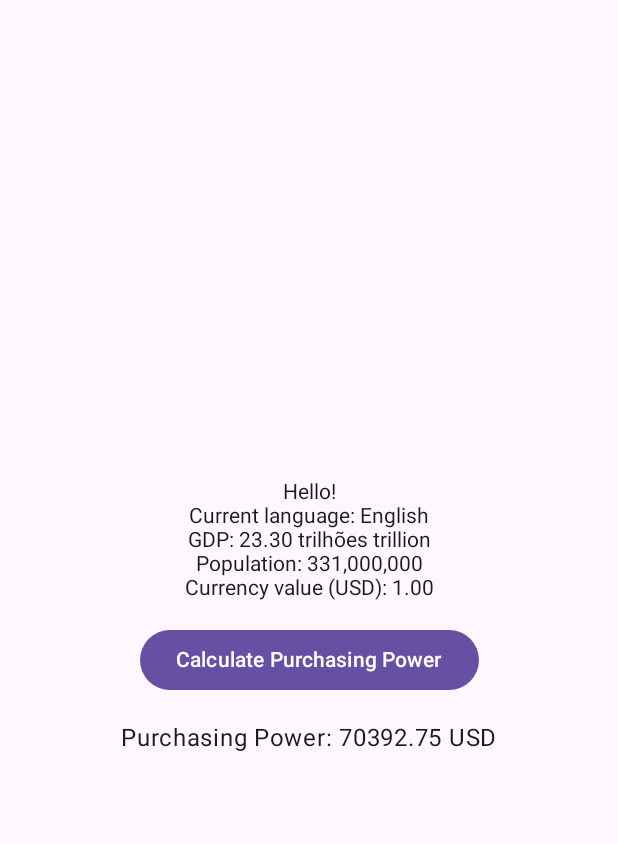
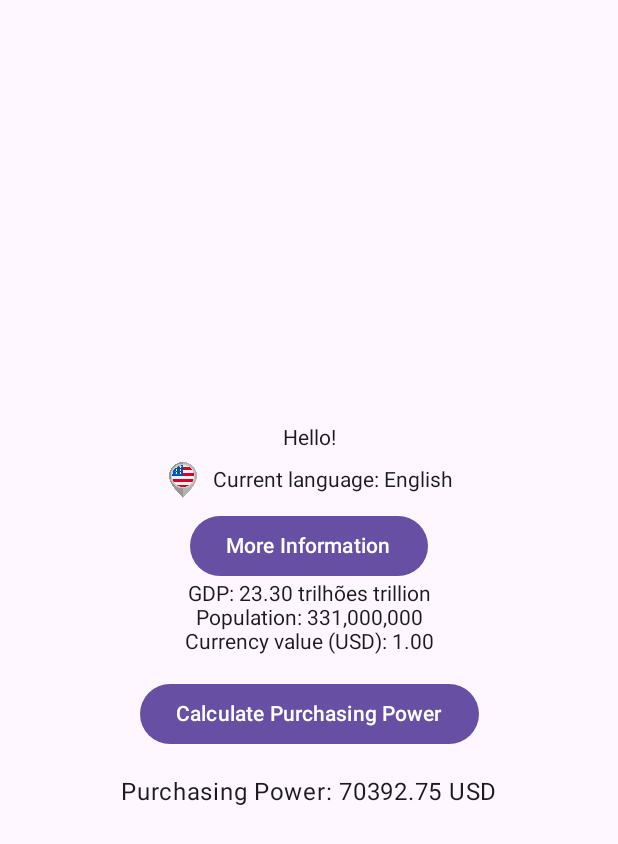
Before and after one commit to raphael-santosz/MiniActivity3, an Android app built with Jetpack Compose: the MainActivity screen opened directly, with no data from a screen before it, after a tap on "Calculate Purchasing Power", on a phone screen of 412 x 824 dp. Shown: the top 844 px of the screen. Run offline under Robolectric (Android 15) with nearby library versions, the phone set to English and light mode, and no system bars; 1 other tap on this screen came first.

Commit message:
images added

```diff
--- a/app/src/main/java/com/example/myapplication3/ui/MainScreen.kt
+++ b/app/src/main/java/com/example/myapplication3/ui/MainScreen.kt
@@ -1,19 +1,23 @@
 package com.example.myapplication3.ui
 
-import android.content.Context
 import androidx.compose.runtime.*
 import androidx.compose.foundation.layout.*
 import androidx.compose.material3.*
-import androidx.compose.runtime.Composable
 import androidx.compose.ui.Alignment
 import androidx.compose.ui.Modifier
+import androidx.compose.ui.res.painterResource
 import androidx.compose.ui.res.stringResource
 import androidx.compose.ui.unit.dp
 import androidx.lifecycle.viewmodel.compose.viewModel
 import com.example.myapplication3.R
 import com.example.myapplication3.viewmodel.MainViewModel
-import android.util.Log
-import java.util.*
+import android.content.Context
+import android.content.Intent
+import android.content.IntentFilter
+import androidx.compose.runtime.DisposableEffect
+import com.example.myapplication3.viewmodel.LocaleChangeReceiver
+import androidx.compose.foundation.Image
+
 
 @Composable
 fun MainScreen(viewModel: MainViewModel = viewModel(), context: Context) {
@@ -21,12 +25,24 @@ fun MainScreen(viewModel: MainViewModel = viewModel(), context: Context) {
     var population by remember { mutableStateOf("") }
     var currencyValue by remember { mutableStateOf("") }
     var poderDeCompra by remember { mutableStateOf("") }
+    var showDetails by remember { mutableStateOf(false) }
 
-    LaunchedEffect(viewModel.currentLanguage) {
-        gdp = viewModel.getGDP()
-        population = viewModel.getPopulation()
-        currencyValue = viewModel.getCurrencyValue()
-        poderDeCompra = viewModel.getAdjustedPurchasingPower()
+    // Detectar mudanças de idioma
+    DisposableEffect(Unit) {
+        val receiver = LocaleChangeReceiver {
+            viewModel.updateLanguage()
+            gdp = ""
+            population = ""
+            currencyValue = ""
+            poderDeCompra = ""
+        }
+
+        val intentFilter = IntentFilter(Intent.ACTION_LOCALE_CHANGED)
+        context.registerReceiver(receiver, intentFilter)
+
+        onDispose {
+            context.unregisterReceiver(receiver)
+        }
     }
 
     Scaffold(modifier = Modifier.fillMaxSize()) { padding ->
@@ -39,13 +55,44 @@ fun MainScreen(viewModel: MainViewModel = viewModel(), context: Context) {
             horizontalAlignment = Alignment.CenterHorizontally
         ) {
             Text(text = stringResource(id = R.string.greeting))
-            Text(text = stringResource(id = R.string.current_language))
-            Text(text = stringResource(id = R.string.gdp, gdp))
-            Text(text = stringResource(id = R.string.population, population))
-            Text(text = stringResource(id = R.string.currency_value, currencyValue))
+
+            // Exibe idioma atual com ícone ao lado
+            Row(
+                verticalAlignment = Alignment.CenterVertically,
+                horizontalArrangement = Arrangement.Center,
+                modifier = Modifier.padding(8.dp)
+            ) {
+                Image(
+                    painter = painterResource(id = viewModel.getCountryIconResource()),
+                    contentDescription = stringResource(id = R.string.country_flag),
+                    modifier = Modifier.size(24.dp)
+                )
+                Spacer(modifier = Modifier.width(8.dp))
+                Text(text = stringResource(id = R.string.current_language))
+            }
+
+            // Botão "Mais informações"
+            Button(onClick = {
+                showDetails = !showDetails
+                if (showDetails) {  // Adiciona esta parte para preencher as variáveis ao clicar
+                    gdp = viewModel.getGDP()
+                    population = viewModel.getPopulation()
+                    currencyValue = viewModel.getCurrencyValue()
+                }
+            }) {
+                Text(text = stringResource(id = R.string.more_info))
+            }
+
+            // Exibe as informações apenas após clicar em "Mais informações"
+            if (showDetails) {
+                Text(text = stringResource(id = R.string.gdp, gdp))
+                Text(text = stringResource(id = R.string.population, population))
+                Text(text = stringResource(id = R.string.currency_value, currencyValue))
+            }
 
             Spacer(modifier = Modifier.height(16.dp))
 
+            // Botão para calcular o poder de compra
             Button(onClick = {
                 poderDeCompra = viewModel.getAdjustedPurchasingPower()
             }) {
--- a/app/src/main/java/com/example/myapplication3/viewmodel/MainViewModel.kt
+++ b/app/src/main/java/com/example/myapplication3/viewmodel/MainViewModel.kt
@@ -1,7 +1,9 @@
 package com.example.myapplication3.viewmodel
 
 import androidx.lifecycle.ViewModel
+import com.example.myapplication3.R
 import java.util.*
+
 
 class MainViewModel : ViewModel() {
 
@@ -12,6 +14,17 @@ class MainViewModel : ViewModel() {
         "es" to Triple(1.4E12, 47000000, 1.08),    // Espanha: PIB, População, EUR/USD
         "de" to Triple(4.2E12, 83000000, 1.08)     // Alemanha: PIB, População, EUR/USD
     )
+
+    fun getCountryIconResource(): Int {
+        return when (currentLanguage) {
+            "pt" -> R.drawable.ic_brazil
+            "en" -> R.drawable.ic_usa
+            "es" -> R.drawable.ic_spain
+            "de" -> R.drawable.ic_germany
+            else -> R.drawable.default_flag  // 🔹 Um ícone padrão para evitar falhas
+        }
+    }
+
 
     // Identifica o idioma atual
     var currentLanguage = Locale.getDefault().language.take(2)
--- a/app/src/main/res/values/strings.xml
+++ b/app/src/main/res/values/strings.xml
@@ -7,4 +7,6 @@
     <string name="currency_value">Currency value (USD): %s</string>
     <string name="calculate_purchasing_power">Calculate Purchasing Power</string>
     <string name="purchasing_power">Purchasing Power</string>
+    <string name="more_info">More Information</string>
+    <string name="country_flag">Country Flag</string>
 </resources>
```
Also changed, not shown: app/src/main/res/drawable/default_flag.png (added), app/src/main/res/drawable/ic_brazil.png (added), app/src/main/res/drawable/ic_germany.png (added), app/src/main/res/drawable/ic_spain.png (added), app/src/main/res/drawable/ic_usa.png (added), 3 other files.
